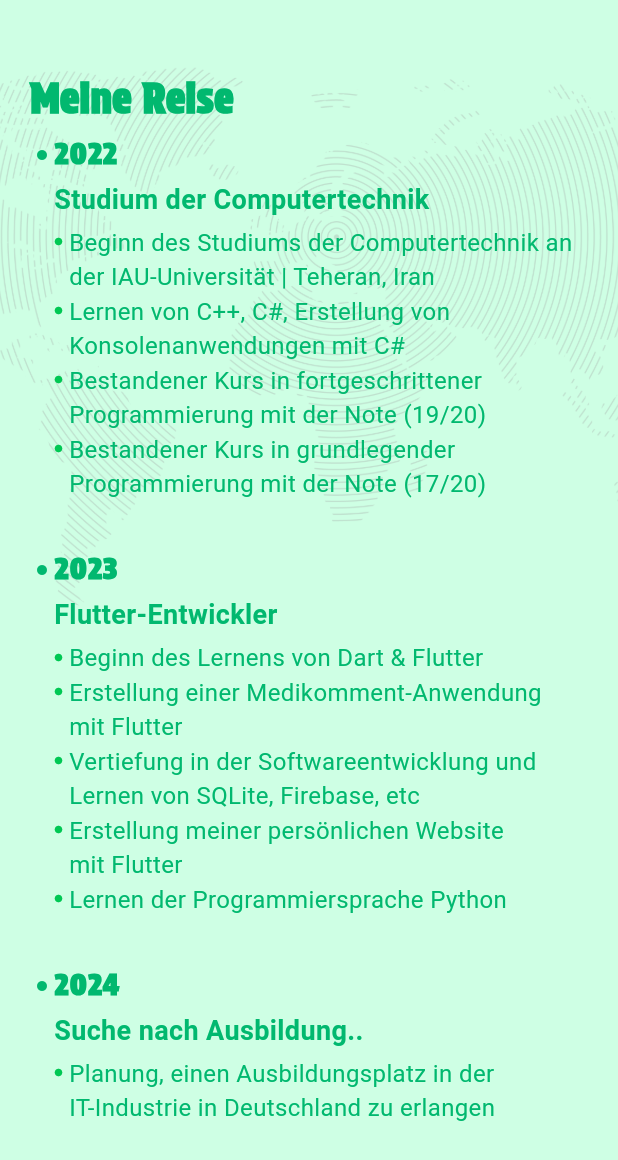
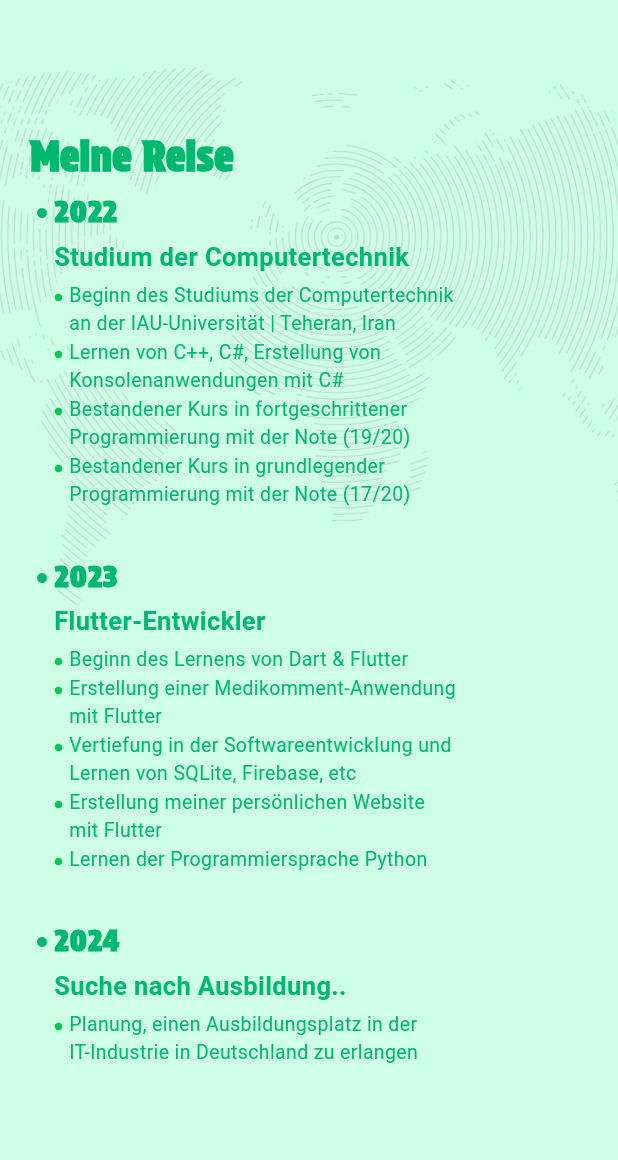
Before and after one commit to narges-yaghooti/my-portfolio-flutter, a Flutter app: the screen it shows after launch, after a tap on "Über", on a phone screen of 412 x 824 dp. Shown: the top 1160 px of the screen. Run offline on Flutter 3.47's test engine with Material 3 defaults, Android fonts, the phone set to English and light mode, and no system bars; our stand-ins replace flutter_svg; missing offline and left inert: gif.

Commit message:
debug movile view

```diff
--- a/lib/pages/splash_page.dart
+++ b/lib/pages/splash_page.dart
@@ -47,10 +47,7 @@
             const Spacer(),
             const Text(
               '© 2024',
-              style: TextStyle(
-                fontSize: 12,
-                color: AppColors.purple700,
-              ),
+              style: TextStyle(fontSize: 12, color: AppColors.purple700),
             ),
             const SizedBox(height: 12),
           ],
--- a/lib/widgets/about_slide.dart
+++ b/lib/widgets/about_slide.dart
@@ -18,10 +18,14 @@
         ),
         Padding(
           padding: EdgeInsets.symmetric(
-              horizontal: SizeHelper.isMobile(context) ? 20 : 30),
+            horizontal: SizeHelper.isMobile(context) ? 20 : 30,
+          ),
           child: SizeHelper.isMobile(context)
-              ? Stack(
+              ? Transform.scale(
+                  scale: 1,
+                  child: Stack(
                     children: _aboutChildren(context),
+                  ),
                 )
               : Row(children: _aboutChildren(context)),
         ),
@@ -71,7 +75,7 @@
                   color: AppColors.green700,
                   fontWeight: FontWeight.bold,
                   // fontFamily: 'ProtestStrike',
-                  fontSize: SizeHelper.isMobile(context) ? 18 : 19,
+                  fontSize: SizeHelper.isMobile(context) ? 17 : 19,
                 ),
               ),
               const SizedBox(height: 4),
@@ -93,7 +97,7 @@
                       item,
                       style: TextStyle(
                         color: AppColors.green700,
-                        fontSize: SizeHelper.isMobile(context) ? 16 : 14,
+                        fontSize: SizeHelper.isMobile(context) ? 13 : 14,
                       ),
                       maxLines: 3,
                     ),
@@ -107,10 +111,7 @@
   }
 
   List<Widget> _aboutChildren(BuildContext context) {
-    return [
-      Expanded(
-        flex: SizeHelper.isMobile(context) ? 2 : 5,
-        child: Padding(
+    final Widget _first = Padding(
       padding: EdgeInsets.only(top: SizeHelper.isMobile(context) ? 130 : 0),
       // child: SvgPicture.asset('assets/www1.svg'),
       child: Transform.scale(
@@ -122,12 +123,8 @@
               : Colors.greenAccent.shade700,
         ),
       ),
-        ),
-      ),
-      const SizedBox(width: 50),
-      Expanded(
-        flex: 6,
-        child: Column(
+    );
+    final Widget _second = Column(
       crossAxisAlignment: CrossAxisAlignment.start,
       mainAxisAlignment: MainAxisAlignment.center,
       children: [
@@ -148,7 +145,7 @@
           year: 2022,
           items: SizeHelper.isMobile(context)
               ? [
-                      'Beginn des Studiums der Computertechnik an\nder IAU-Universität | Teheran, Iran',
+                  'Beginn des Studiums der Computertechnik\nan der IAU-Universität | Teheran, Iran',
                   'Lernen von C++, C#, Erstellung von\nKonsolenanwendungen mit C#',
                   'Bestandener Kurs in fortgeschrittener\nProgrammierung mit der Note (19/20)',
                   'Bestandener Kurs in grundlegender\nProgrammierung mit der Note (17/20)',
@@ -191,8 +188,16 @@
                 ],
         ),
       ],
-        ),
-      ),
+    );
+    return [
+      (SizeHelper.isMobile(context)
+          ? _first
+          : Expanded(
+              flex: SizeHelper.isMobile(context) ? 2 : 5, child: _first)),
+      const SizedBox(width: 50),
+      SizeHelper.isMobile(context)
+          ? _second
+          : Expanded(flex: 6, child: _second),
     ];
   }
 }
--- a/lib/widgets/contact_slide.dart
+++ b/lib/widgets/contact_slide.dart
@@ -97,7 +97,6 @@
             ],
           ),
         ),
-
       ],
     );
   }
--- a/lib/widgets/header_widget.dart
+++ b/lib/widgets/header_widget.dart
@@ -14,7 +14,7 @@
   Widget build(BuildContext context) {
     return Container(
       margin: EdgeInsets.symmetric(
-          vertical: SizeHelper.isMobile(context) ? 54 : 36, horizontal: 40),
+          vertical: SizeHelper.isMobile(context) ? 54 : 36, horizontal: 32),
       decoration: BoxDecoration(
         borderRadius: BorderRadius.circular(16),
         color: AppColors.pink600,
--- a/pubspec.yaml
+++ b/pubspec.yaml
@@ -1,7 +1,7 @@
 name: narges_portfolio
 description: "Narges Yaghoutifarid"
 publish_to: 'none'
-version: 1.0.7+7
+version: 1.0.8+8
 
 environment:
   sdk: '>=3.2.3 <4.0.0'
```
Also changed, not shown: lib/widgets/skills_slide.dart (+5 -4 lines), lib/pages/home_page.dart (line endings or trailing spaces), pubspec.lock, 4 other files. Lines whose indentation alone changed are shown as unchanged.
